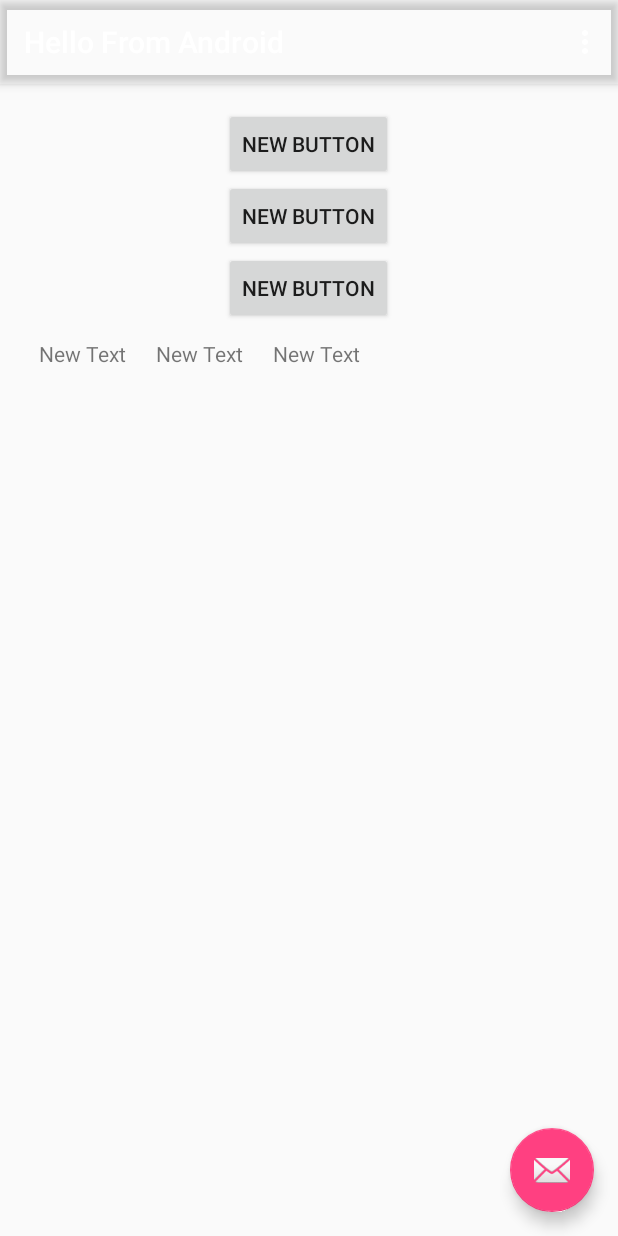
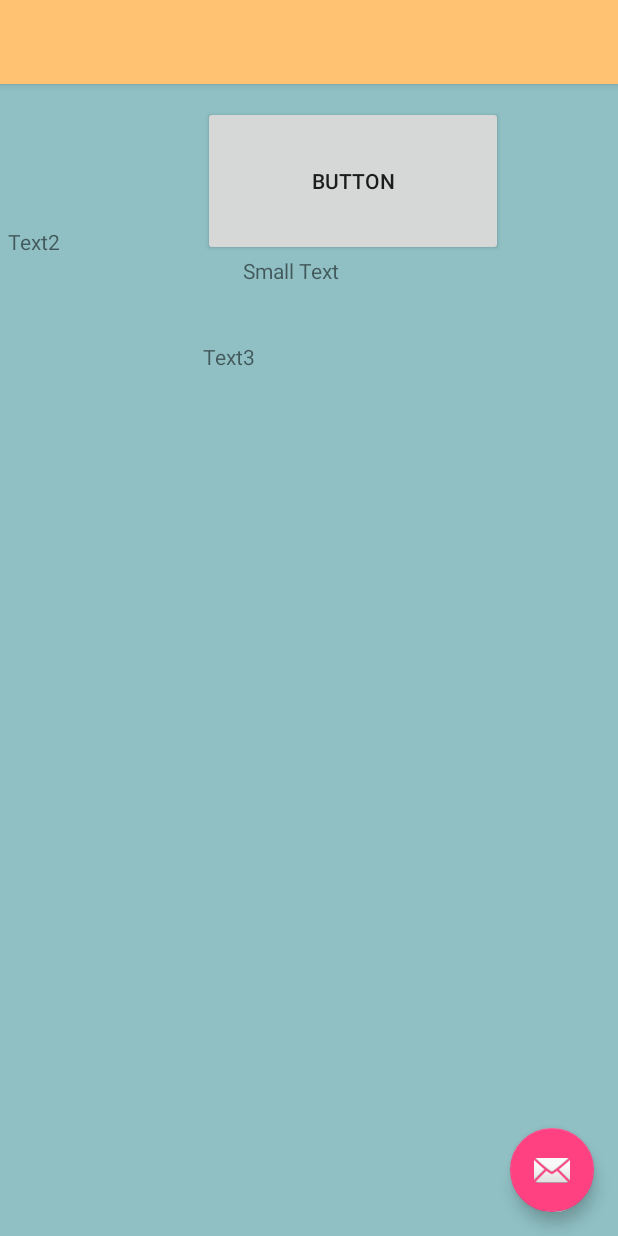
Before and after one commit to altasma/LayOutExamples, an Android app: the screen it shows after launch (MainActivity before the commit, NewActivity after it), on a phone screen of 412 x 824 dp. Run offline under Robolectric (Android 15) with nearby library versions, the light colour scheme and no system bars.

Commit message:
Refactor the code, added a new activity and intent provider to the new activity

```diff
--- a/app/src/main/AndroidManifest.xml
+++ b/app/src/main/AndroidManifest.xml
@@ -1,7 +1,9 @@
 <?xml version="1.0" encoding="utf-8"?>
 <manifest xmlns:android="http://schemas.android.com/apk/res/android"
     package="com.example.hsport.catalog">
+
     <uses-permission android:name="android.permission.ACCESS_WIFI_STATE" />
+
     <application
         android:allowBackup="true"
         android:icon="@mipmap/ic_launcher"
@@ -9,7 +11,7 @@
         android:supportsRtl="true"
         android:theme="@style/AppTheme">
         <activity
-            android:name=".MainActivity"
+            android:name=".NewActivity"
             android:label="@string/app_name"
             android:theme="@style/AppTheme.NoActionBar">
             <intent-filter>
@@ -18,6 +20,9 @@
                 <category android:name="android.intent.category.LAUNCHER" />
             </intent-filter>
         </activity>
+        <activity android:name=".MainActivity"
+                 android:label="@string/app_name">
+        </activity>
     </application>
 
 </manifest>
--- a/app/src/main/java/com/example/hsport/catalog/MainActivity.java
+++ b/app/src/main/java/com/example/hsport/catalog/MainActivity.java
@@ -1,15 +1,9 @@
 package com.example.hsport.catalog;
 
 import android.os.Bundle;
-import android.support.design.widget.FloatingActionButton;
-import android.support.design.widget.Snackbar;
 import android.support.v7.app.AppCompatActivity;
-import android.support.v7.widget.Toolbar;
-import android.view.View;
 import android.view.Menu;
 import android.view.MenuItem;
-
-import com.google.gson.Gson;
 
 public class MainActivity extends AppCompatActivity {
 
@@ -17,19 +11,19 @@ public class MainActivity extends AppCompatActivity {
     protected void onCreate(Bundle savedInstanceState) {
         super.onCreate(savedInstanceState);
         setContentView(R.layout.activity_main);
-        Toolbar toolbar = (Toolbar) findViewById(R.id.toolbar);
-        setSupportActionBar(toolbar);
-
-        FloatingActionButton fab = (FloatingActionButton) findViewById(R.id.fab);
-        fab.setOnClickListener(new View.OnClickListener() {
-            @Override
-            public void onClick(View view) {
-                Snackbar.make(view, "Replace with your own action", Snackbar.LENGTH_LONG)
-                        .setAction("Action", null).show();
-            }
-        });
-
-        Gson gson = new Gson();
+//        Toolbar toolbar = (Toolbar) findViewById(R.id.toolbar);
+//        setSupportActionBar(toolbar);
+//
+//        FloatingActionButton fab = (FloatingActionButton) findViewById(R.id.fab);
+//        fab.setOnClickListener(new View.OnClickListener() {
+//            @Override
+//            public void onClick(View view) {
+//                Snackbar.make(view, "Replace with your own action", Snackbar.LENGTH_LONG)
+//                        .setAction("Action", null).show();
+//            }
+//        });
+//
+//        Gson gson = new Gson();
     }
 
     @Override
--- /dev/null
+++ b/app/src/main/java/com/example/hsport/catalog/NewActivity.java
@@ -0,0 +1,20 @@
+package com.example.hsport.catalog;
+
+import android.content.Intent;
+import android.os.Bundle;
+import android.support.v7.app.AppCompatActivity;
+import android.view.View;
+
+public class NewActivity extends AppCompatActivity {
+
+    @Override
+    protected void onCreate(Bundle savedInstanceState) {
+        super.onCreate(savedInstanceState);
+        setContentView(R.layout.activity_new);
+    }
+
+    public void navToMain(View view) {
+        Intent intent = new Intent(this, MainActivity.class);
+        startActivity(intent);
+    }
+}
--- /dev/null
+++ b/app/src/main/res/layout/activity_new.xml
@@ -0,0 +1,34 @@
+<?xml version="1.0" encoding="utf-8"?>
+<android.support.design.widget.CoordinatorLayout xmlns:android="http://schemas.android.com/apk/res/android"
+    xmlns:app="http://schemas.android.com/apk/res-auto"
+    xmlns:tools="http://schemas.android.com/tools"
+    android:layout_width="match_parent"
+    android:layout_height="match_parent"
+    android:fitsSystemWindows="true"
+    tools:context="com.example.hsport.catalog.NewActivity">
+
+    <android.support.design.widget.AppBarLayout
+        android:layout_width="match_parent"
+        android:layout_height="wrap_content"
+        android:theme="@style/AppTheme.AppBarOverlay">
+
+        <android.support.v7.widget.Toolbar
+            android:id="@+id/toolbar"
+            android:layout_width="match_parent"
+            android:layout_height="?attr/actionBarSize"
+            android:background="?attr/colorPrimary"
+            app:popupTheme="@style/AppTheme.PopupOverlay" />
+
+    </android.support.design.widget.AppBarLayout>
+
+    <include layout="@layout/content_new" />
+
+    <android.support.design.widget.FloatingActionButton
+        android:id="@+id/fab"
+        android:layout_width="wrap_content"
+        android:layout_height="wrap_content"
+        android:layout_gravity="bottom|end"
+        android:layout_margin="@dimen/fab_margin"
+        android:src="@android:drawable/ic_dialog_email" />
+
+</android.support.design.widget.CoordinatorLayout>
--- /dev/null
+++ b/app/src/main/res/layout/content_new.xml
@@ -0,0 +1,59 @@
+<?xml version="1.0" encoding="utf-8"?>
+    <RelativeLayout
+        xmlns:android="http://schemas.android.com/apk/res/android"
+        android:layout_width="match_parent"
+        android:layout_height="match_parent"
+        android:background="@color/colorBackground"
+    >
+
+        <TextView
+            android:text="@string/text1"
+            android:id="@+id/text1"
+            android:textColor="@color/colorAccent"
+            android:layout_alignParentLeft="true"
+            android:layout_alignParentStart="true"
+            android:layout_marginLeft="5dp"
+            android:layout_height="100dp"
+            android:layout_width="200dp" />
+
+        <TextView
+            android:text="@string/text2"
+            android:layout_width="wrap_content"
+            android:layout_height="wrap_content"
+            android:id="@+id/text2"
+            android:layout_below="@+id/text1"
+            android:layout_alignLeft="@+id/text1"
+            android:layout_alignStart="@+id/text1"
+            android:layout_marginTop="51dp"
+            />
+        <Button
+            android:text="@string/button"
+            android:id="@+id/button"
+            android:layout_alignBottom="@+id/text2"
+            android:layout_toRightOf="@+id/text2"
+            android:layout_marginLeft="95dp"
+            android:layout_height="100dp"
+            android:layout_width="200dp"
+            android:onClick="navToMain"/>
+        <TextView
+            android:text="@string/text3"
+            android:id="@+id/text3"
+            android:layout_below="@+id/button"
+            android:layout_alignLeft="@+id/button"
+            android:layout_alignStart="@+id/button"
+            android:layout_marginTop="57dp"
+            android:layout_width="80dp"
+            android:layout_height="150dp" />
+
+    <TextView
+        android:layout_width="80dp"
+        android:layout_height="150dp"
+        android:text="@string/smallText"
+        android:id="@+id/textView"
+        android:layout_below="@+id/text2"
+        android:layout_alignRight="@+id/button"
+        android:layout_alignEnd="@+id/button"
+        android:layout_marginRight="93dp"
+        android:layout_marginEnd="93dp" />
+
+</RelativeLayout>
--- a/app/src/main/res/values/colors.xml
+++ b/app/src/main/res/values/colors.xml
@@ -1,6 +1,7 @@
 <?xml version="1.0" encoding="utf-8"?>
 <resources>
-    <color name="colorPrimary">#0051178f</color>
+    <color name="colorPrimary">#FFC273</color>
     <color name="colorPrimaryDark">#000000</color>
     <color name="colorAccent">#FF4081</color>
+    <color name="colorBackground">#90c0c4</color>
 </resources>
--- a/app/src/main/res/values/strings.xml
+++ b/app/src/main/res/values/strings.xml
@@ -1,4 +1,9 @@
 <resources>
-    <string name="app_name">Hello From Android</string>
+    <string name="app_name">Hello Activities</string>
     <string name="action_settings">Settings</string>
+    <string name="button">Button</string>
+    <string name="text1">Text1</string>
+    <string name="text2">Text2</string>
+    <string name="text3">Text3</string>
+    <string name="smallText">Small Text</string>
 </resources>
```
